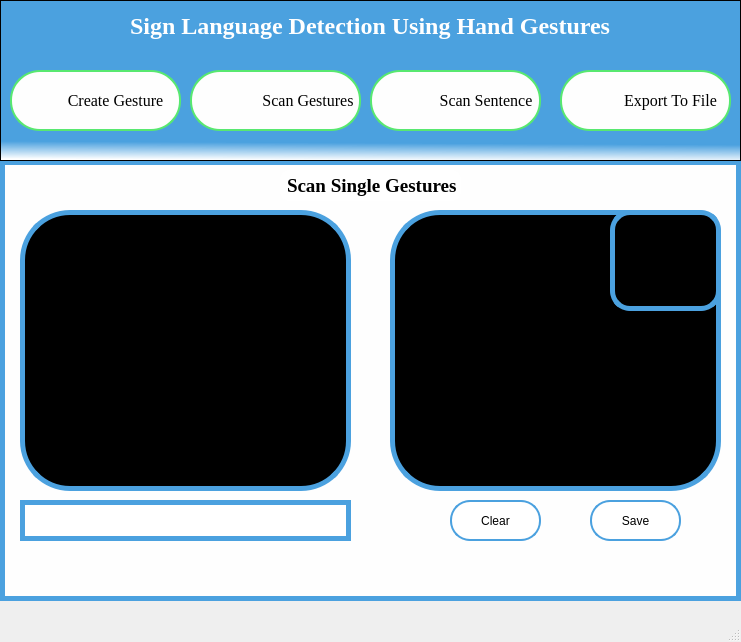
The window that Source Code/UI_Files/scan_single.ui (shadabsk/Sign-Language-Recognition-Using-Hand-Gestures-Keras-PyQT5-OpenCV) describes before a commit, drawn with Qt 5.
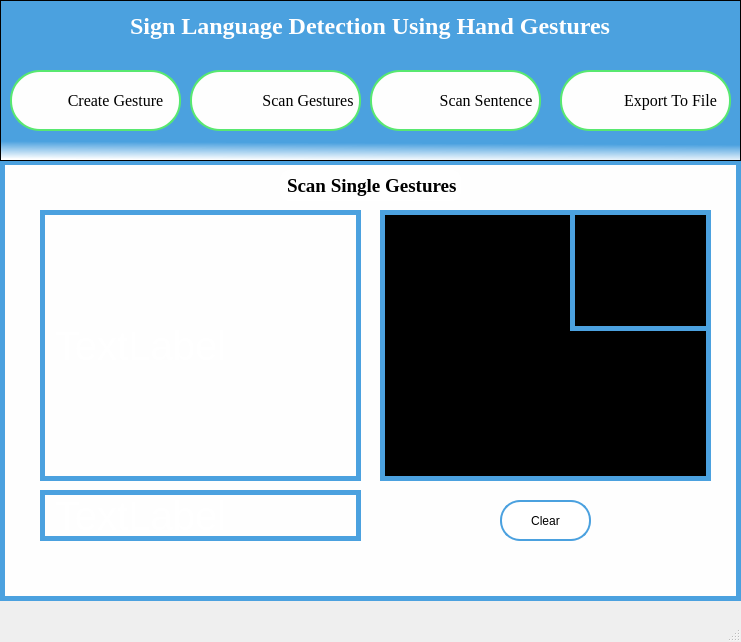
The same window after the commit. Icons and pictures are not drawn.

Commit message: improved scan single gesture and formation sentence module

Patch:
```diff
--- a/Source Code/UI_Files/scan_single.ui
+++ b/Source Code/UI_Files/scan_single.ui
@@ -60,15 +60,18 @@
     </property>
     <property name="geometry">
      <rect>
-      <x>390</x>
+      <x>380</x>
       <y>210</y>
       <width>331</width>
-      <height>281</height>
+      <height>271</height>
      </rect>
     </property>
     <property name="styleSheet">
-     <string notr="true">border: 5px solid #4ba1df; border-radius:50px;
-background-color:black;</string>
+     <string notr="true">border: 5px solid #4ba1df;
+background-color:black;
+font-size: 40px;
+color:white;
+</string>
     </property>
     <property name="frameShape">
      <enum>QFrame::Box</enum>
@@ -77,47 +80,14 @@
      <string>&lt;!DOCTYPE HTML PUBLIC &quot;-//W3C//DTD HTML 4.0//EN&quot; &quot;http://www.w3.org/TR/REC-html40/strict.dtd&quot;&gt;
 &lt;html&gt;&lt;head&gt;&lt;meta name=&quot;qrichtext&quot; content=&quot;1&quot; /&gt;&lt;style type=&quot;text/css&quot;&gt;
 p, li { white-space: pre-wrap; }
-&lt;/style&gt;&lt;/head&gt;&lt;body style=&quot; font-family:'MS Shell Dlg 2'; font-size:8.25pt; font-weight:400; font-style:normal;&quot;&gt;
-&lt;p style=&quot;-qt-paragraph-type:empty; margin-top:0px; margin-bottom:0px; margin-left:0px; margin-right:0px; -qt-block-indent:0; text-indent:0px;&quot;&gt;&lt;br /&gt;&lt;/p&gt;&lt;/body&gt;&lt;/html&gt;</string>
-    </property>
-   </widget>
-   <widget class="QGraphicsView" name="graphicsView_2">
-    <property name="geometry">
-     <rect>
-      <x>20</x>
-      <y>210</y>
-      <width>331</width>
-      <height>281</height>
-     </rect>
-    </property>
-    <property name="styleSheet">
-     <string notr="true">border: 5px solid #4ba1df; border-radius:50px;
-background-color:black;</string>
-    </property>
-   </widget>
-   <widget class="QPushButton" name="pushButton">
-    <property name="geometry">
-     <rect>
-      <x>590</x>
-      <y>500</y>
-      <width>91</width>
-      <height>41</height>
-     </rect>
-    </property>
-    <property name="styleSheet">
-     <string notr="true">background-color: white;
-font: 16pt &quot;Times New Roman&quot;;
-color: black;
-border: 2px solid #4ba1df; border-radius:20px;</string>
-    </property>
-    <property name="text">
-     <string>Save</string>
+&lt;/style&gt;&lt;/head&gt;&lt;body style=&quot; font-family:'MS Shell Dlg 2'; font-size:40px; font-weight:400; font-style:normal;&quot;&gt;
+&lt;p style=&quot;-qt-paragraph-type:empty; margin-top:0px; margin-bottom:0px; margin-left:0px; margin-right:0px; -qt-block-indent:0; text-indent:0px; font-size:8.25pt;&quot;&gt;&lt;br /&gt;&lt;/p&gt;&lt;/body&gt;&lt;/html&gt;</string>
     </property>
    </widget>
    <widget class="QPushButton" name="pushButton_2">
     <property name="geometry">
      <rect>
-      <x>450</x>
+      <x>500</x>
       <y>500</y>
       <width>91</width>
       <height>41</height>
@@ -133,53 +103,6 @@
      <string>Clear</string>
     </property>
    </widget>
-   <widget class="QFrame" name="frame">
-    <property name="geometry">
-     <rect>
-      <x>20</x>
-      <y>500</y>
-      <width>331</width>
-      <height>41</height>
-     </rect>
-    </property>
-    <property name="styleSheet">
-     <string notr="true">border: 5px solid #4ba1df; 
-background-color:white;</string>
-    </property>
-    <property name="frameShape">
-     <enum>QFrame::StyledPanel</enum>
-    </property>
-    <property name="frameShadow">
-     <enum>QFrame::Raised</enum>
-    </property>
-   </widget>
-   <widget class="QTextBrowser" name="textBrowser_3">
-    <property name="enabled">
-     <bool>true</bool>
-    </property>
-    <property name="geometry">
-     <rect>
-      <x>610</x>
-      <y>210</y>
-      <width>111</width>
-      <height>101</height>
-     </rect>
-    </property>
-    <property name="styleSheet">
-     <string notr="true">border: 5px solid #4ba1df; border-radius:20px;
-background-color:black;</string>
-    </property>
-    <property name="frameShape">
-     <enum>QFrame::Box</enum>
-    </property>
-    <property name="html">
-     <string>&lt;!DOCTYPE HTML PUBLIC &quot;-//W3C//DTD HTML 4.0//EN&quot; &quot;http://www.w3.org/TR/REC-html40/strict.dtd&quot;&gt;
-&lt;html&gt;&lt;head&gt;&lt;meta name=&quot;qrichtext&quot; content=&quot;1&quot; /&gt;&lt;style type=&quot;text/css&quot;&gt;
-p, li { white-space: pre-wrap; }
-&lt;/style&gt;&lt;/head&gt;&lt;body style=&quot; font-family:'MS Shell Dlg 2'; font-size:8.25pt; font-weight:400; font-style:normal;&quot;&gt;
-&lt;p style=&quot;-qt-paragraph-type:empty; margin-top:0px; margin-bottom:0px; margin-left:0px; margin-right:0px; -qt-block-indent:0; text-indent:0px;&quot;&gt;&lt;br /&gt;&lt;/p&gt;&lt;/body&gt;&lt;/html&gt;</string>
-    </property>
-   </widget>
    <widget class="QGraphicsView" name="graphicsView_3">
     <property name="geometry">
      <rect>
@@ -372,6 +295,63 @@
      <string>Sign Language Detection Using Hand Gestures</string>
     </property>
    </widget>
+   <widget class="QLabel" name="label_3">
+    <property name="geometry">
+     <rect>
+      <x>40</x>
+      <y>210</y>
+      <width>321</width>
+      <height>271</height>
+     </rect>
+    </property>
+    <property name="styleSheet">
+     <string notr="true">border: 5px solid #4ba1df;
+font-size: 40px;
+color:white;
+</string>
+    </property>
+    <property name="text">
+     <string>TextLabel</string>
+    </property>
+   </widget>
+   <widget class="QLabel" name="label_4">
+    <property name="geometry">
+     <rect>
+      <x>570</x>
+      <y>210</y>
+      <width>141</width>
+      <height>121</height>
+     </rect>
+    </property>
+    <property name="styleSheet">
+     <string notr="true">border: 5px solid #4ba1df;
+font-size: 40px;
+color:white;
+</string>
+    </property>
+    <property name="text">
+     <string/>
+    </property>
+   </widget>
+   <widget class="QLabel" name="label_5">
+    <property name="geometry">
+     <rect>
+      <x>40</x>
+      <y>490</y>
+      <width>321</width>
+      <height>51</height>
+     </rect>
+    </property>
+    <property name="styleSheet">
+     <string notr="true">border: 5px solid #4ba1df;
+font-size: 40px;
+color:white;
+</string>
+    </property>
+    <property name="text">
+     <string>TextLabel</string>
+    </property>
+   </widget>
   </widget>
   <widget class="QMenuBar" name="menubar">
    <property name="geometry">
```
The commit also changes 4 other files.
